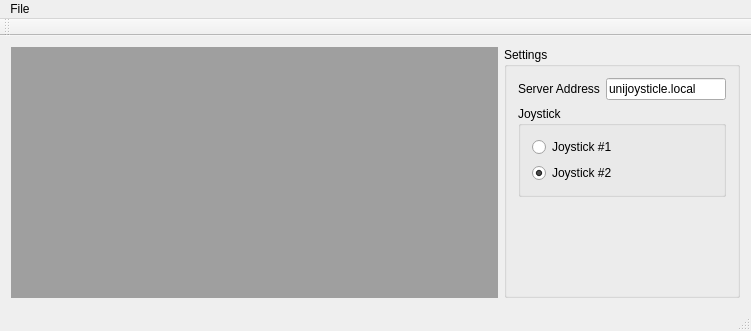
The window that client_desktop/mainwindow.ui (ricardoquesada/unijoysticle) describes before a commit, drawn with Qt 5.
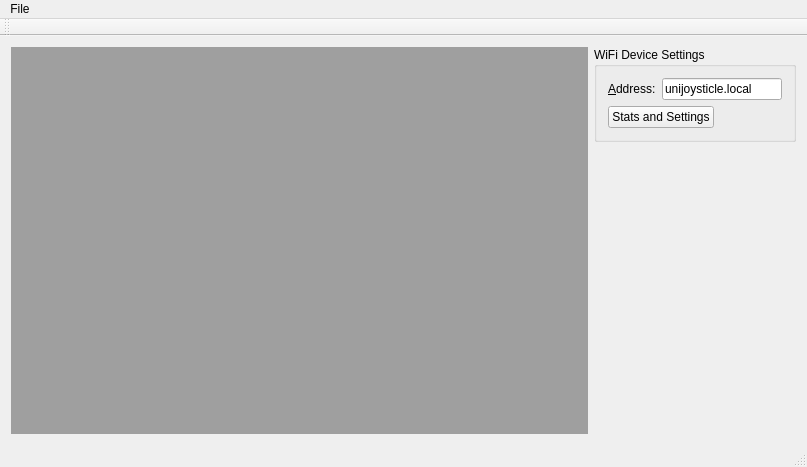
The same window after the commit.

Commit message: desktop client: settings, finally somewhat that I like

What changed in the file:
```diff
--- a/client_desktop/mainwindow.ui
+++ b/client_desktop/mainwindow.ui
@@ -6,15 +6,15 @@
    <rect>
     <x>0</x>
     <y>0</y>
-    <width>751</width>
-    <height>331</height>
+    <width>807</width>
+    <height>467</height>
    </rect>
   </property>
   <property name="windowTitle">
    <string>UniJoystiCle Controller</string>
   </property>
   <widget class="QWidget" name="centralWidget">
-   <layout class="QHBoxLayout" name="horizontalLayout_3" stretch="0,0">
+   <layout class="QHBoxLayout" name="horizontalLayout_3" stretch="1,0">
     <item>
      <widget class="QMdiArea" name="mdiArea">
       <property name="viewMode">
@@ -23,17 +23,22 @@
      </widget>
     </item>
     <item>
+     <layout class="QVBoxLayout" name="verticalLayout_settings">
+      <item>
      <widget class="QGroupBox" name="groupBox_settings">
       <property name="title">
-       <string>Settings</string>
-      </property>
-      <layout class="QVBoxLayout" name="verticalLayout">
+         <string>WiFi Device Settings</string>
+        </property>
+        <layout class="QVBoxLayout" name="verticalLayout_2">
        <item>
         <layout class="QHBoxLayout" name="horizontalLayout_2">
          <item>
           <widget class="QLabel" name="label_2">
            <property name="text">
-            <string>Server Address</string>
+              <string>&amp;Address:</string>
+             </property>
+             <property name="buddy">
+              <cstring>lineEdit_server</cstring>
            </property>
           </widget>
          </item>
@@ -53,29 +58,32 @@
         </layout>
        </item>
        <item>
-        <widget class="QGroupBox" name="groupBox_joy">
-         <property name="title">
-          <string>Joystick</string>
-         </property>
-         <layout class="QVBoxLayout" name="verticalLayout_4">
+          <layout class="QHBoxLayout" name="horizontalLayout">
           <item>
-           <widget class="QRadioButton" name="radioButton_joy1">
+            <widget class="QPushButton" name="pushButton_stats">
             <property name="text">
-             <string>Joystick #1</string>
+              <string>Stats and Settings</string>
             </property>
            </widget>
           </item>
           <item>
-           <widget class="QRadioButton" name="radioButton_joy2">
-            <property name="text">
-             <string>Joystick #2</string>
-            </property>
-            <property name="checked">
-             <bool>true</bool>
-            </property>
-           </widget>
-          </item>
-         </layout>
+            <spacer name="horizontalSpacer_2">
+             <property name="orientation">
+              <enum>Qt::Horizontal</enum>
+             </property>
+             <property name="sizeHint" stdset="0">
+              <size>
+               <width>40</width>
+               <height>20</height>
+              </size>
+             </property>
+            </spacer>
+           </item>
+          </layout>
+         </item>
+        </layout>
+        <zorder>horizontalLayoutWidget</zorder>
+        <zorder>widget_extraSettings</zorder>
         </widget>
        </item>
        <item>
@@ -92,7 +100,6 @@
         </spacer>
        </item>
       </layout>
-     </widget>
     </item>
    </layout>
   </widget>
@@ -101,7 +108,7 @@
     <rect>
      <x>0</x>
      <y>0</y>
-     <width>751</width>
+     <width>807</width>
      <height>22</height>
     </rect>
    </property>
```
Lines whose indentation alone changed are shown as unchanged. The commit also changes 19 other files.
